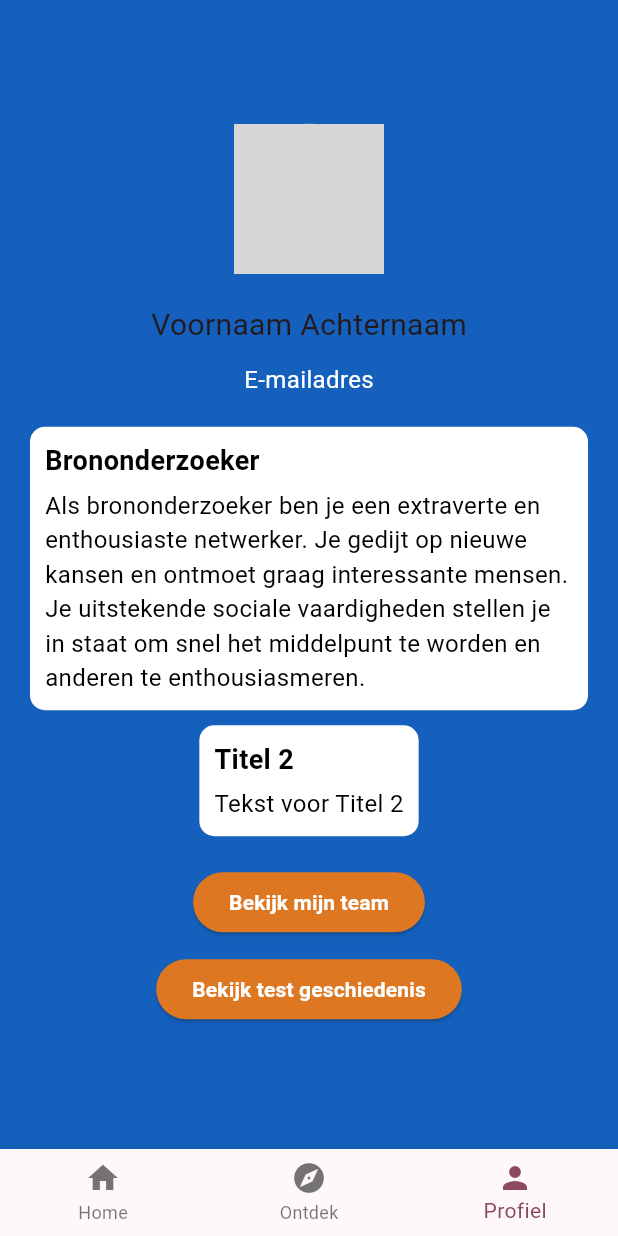
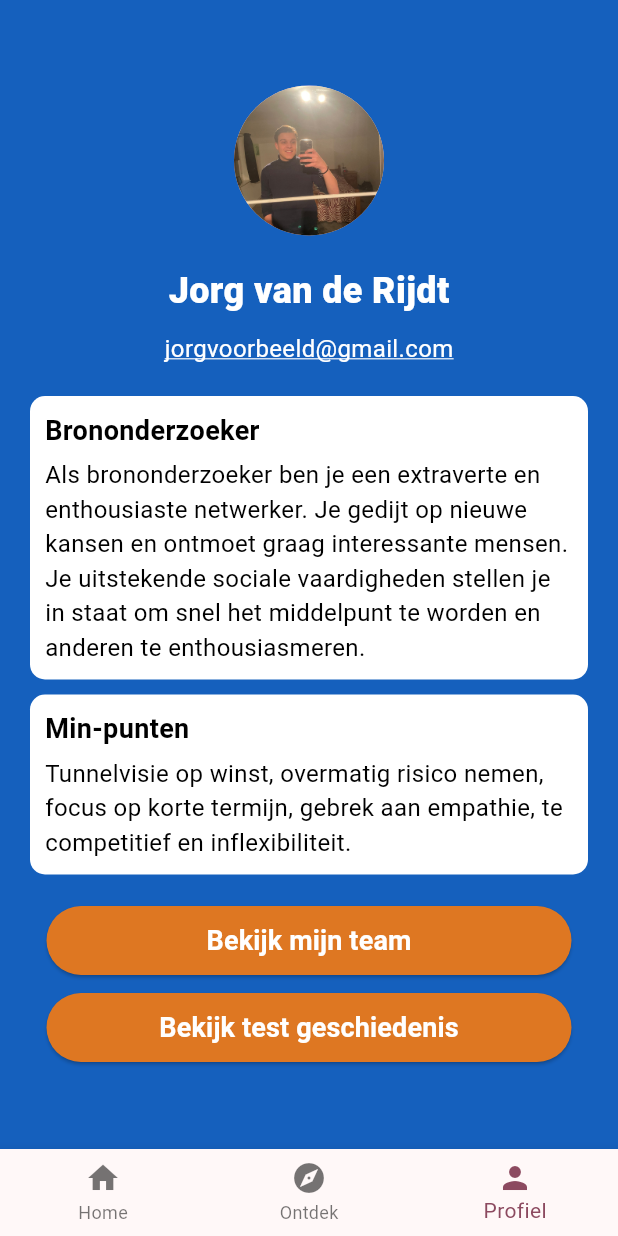
Before and after one commit to brentvanmalsen/rolradar, a Flutter app: the screen it shows after launch, item 3 of the bottom bar chosen, on a phone screen of 412 x 824 dp. Run offline on Flutter 3.47's test engine with Material 3 defaults, Android fonts, the phone set to English and light mode, and no system bars; grey boxes are pictures that could not be loaded.

Commit message:
gezorgt dat "profiel pagina"een foto.

```diff
--- a/lib/profiel_page.dart
+++ b/lib/profiel_page.dart
@@ -13,14 +13,26 @@ class ProfielPage extends StatelessWidget {
           children: [
             CircleAvatar(
               radius: 50,
-              backgroundImage: AssetImage('assets/images/profile_pic.jpg'),
+              backgroundImage: AssetImage('assets/profiel.jpg'),
             ),
             SizedBox(height: 20),
-            Text('Voornaam Achternaam', style: TextStyle(fontSize: 20)),
+            Text(
+              'Jorg van de Rijdt',
+              style: TextStyle(
+                fontSize: 24,
+                color: Colors.white,
+                fontWeight: FontWeight.w900,
+              ),
+            ),
             SizedBox(height: 10),
             Text(
-              'E-mailadres',
-              style: TextStyle(fontSize: 16, color: Colors.white),
+              'jorgvoorbeeld@gmail.com',
+              style: TextStyle(
+                fontSize: 16,
+                color: Colors.white,
+                decoration: TextDecoration.underline,
+                decorationColor: Colors.white,
+              ),
             ),
             SizedBox(height: 20),
             Container(
@@ -64,7 +76,7 @@ class ProfielPage extends StatelessWidget {
                 crossAxisAlignment: CrossAxisAlignment.start,
                 children: [
                   Text(
-                    'Titel 2',
+                    'Min-punten',
                     style: TextStyle(
                       fontSize: 18,
                       fontWeight: FontWeight.bold,
@@ -73,7 +85,7 @@ class ProfielPage extends StatelessWidget {
                   ),
                   SizedBox(height: 5),
                   Text(
-                    'Tekst voor Titel 2',
+                    'Tunnelvisie op winst, overmatig risico nemen, focus op korte termijn, gebrek aan empathie, te competitief en inflexibiliteit.',
                     style: TextStyle(
                       fontSize: 16,
                       color: Colors.black,
@@ -83,34 +95,45 @@ class ProfielPage extends StatelessWidget {
               ),
             ),
             SizedBox(height: 20),
-            ElevatedButton(
+            SizedBox(
+              width: 350,
+              child: ElevatedButton(
                 onPressed: () {
                   // Actie voor de eerste knop
                 },
                 style: ElevatedButton.styleFrom(
-                backgroundColor: Color(0xFFDE7722), // achtergrondkleur
+                  backgroundColor: Color(0xFFDE7722),
+                  padding: EdgeInsets.all(10),
+                  // Padding toegevoegd
                 ),
                 child: Text(
                   'Bekijk mijn team',
                   style: TextStyle(
-                  color: Colors.white, // tekstkleur
-                  fontWeight: FontWeight.bold, // vetgedrukt
+                    color: Colors.white,
+                    fontWeight: FontWeight.bold,
+                    fontSize: 18,
+                  ),
                 ),
               ),
             ),
             SizedBox(height: 10),
-            ElevatedButton(
+            SizedBox(
+              width: 350,
+              child: ElevatedButton(
                 onPressed: () {
                   // Actie voor de tweede knop
                 },
                 style: ElevatedButton.styleFrom(
-                backgroundColor: Color(0xFFDE7722), // achtergrondkleur
+                  backgroundColor: Color(0xFFDE7722),
+                  padding: EdgeInsets.all(10), // Padding toegevoegd
                 ),
                 child: Text(
                   'Bekijk test geschiedenis',
                   style: TextStyle(
-                  color: Colors.white, // tekstkleur
-                  fontWeight: FontWeight.bold, // vetgedrukt
+                    color: Colors.white,
+                    fontWeight: FontWeight.bold,
+                    fontSize: 18,
+                  ),
                 ),
               ),
             ),
--- a/pubspec.yaml
+++ b/pubspec.yaml
@@ -56,6 +56,8 @@ flutter:
   # the material Icons class.
   uses-material-design: true
 
+  assets:
+    - assets/profiel.jpg
   # To add assets to your application, add an assets section, like this:
   # assets:
   #   - images/a_dot_burr.jpeg
```
Also changed, not shown: assets/profiel.jpg (added). Lines whose indentation alone changed are shown as unchanged.
